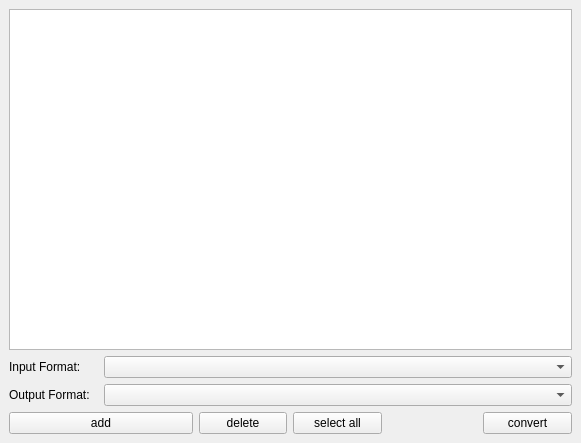
Qt form src/obconverterwidget.ui (KDE/kalzium) before a commit.
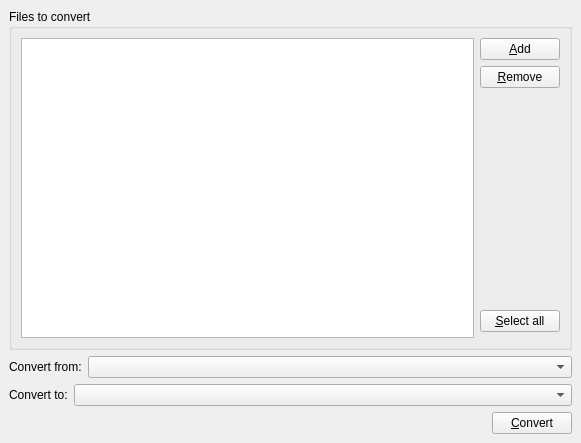
The same form after that commit. Custom widgets are drawn as their Qt base class.

Commit message: Make the UI _much_ nicer

The edit to the form file:
```diff
--- a/src/obconverterwidget.ui
+++ b/src/obconverterwidget.ui
@@ -19,64 +19,149 @@
    <property name="spacing" >
     <number>6</number>
    </property>
-   <item row="2" column="0" >
-    <widget class="QLabel" name="label_2" >
-     <property name="text" >
-      <string>Output Format:</string>
+   <item row="0" column="0" colspan="2" >
+    <widget class="QGroupBox" name="groupBox" >
+     <property name="title" >
+      <string>Files to convert</string>
      </property>
-     <property name="buddy" >
-      <cstring>InputTypeComboBox</cstring>
-     </property>
+     <layout class="QGridLayout" >
+      <property name="margin" >
+       <number>9</number>
+      </property>
+      <property name="spacing" >
+       <number>6</number>
+      </property>
+      <item row="3" column="1" >
+       <widget class="KPushButton" name="selectAllFileButton" >
+        <property name="text" >
+         <string>&amp;Select all</string>
+        </property>
+       </widget>
+      </item>
+      <item row="2" column="1" >
+       <spacer>
+        <property name="orientation" >
+         <enum>Qt::Vertical</enum>
+        </property>
+        <property name="sizeHint" >
+         <size>
+          <width>20</width>
+          <height>40</height>
+         </size>
+        </property>
+       </spacer>
+      </item>
+      <item row="1" column="1" >
+       <widget class="KPushButton" name="deleteFileButton" >
+        <property name="text" >
+         <string>&amp;Remove</string>
+        </property>
+       </widget>
+      </item>
+      <item row="0" column="1" >
+       <widget class="KPushButton" name="addFileButton" >
+        <property name="text" >
+         <string>&amp;Add</string>
+        </property>
+       </widget>
+      </item>
+      <item rowspan="5" row="0" column="0" >
+       <widget class="QListWidget" name="FileListView" >
+        <property name="whatsThis" >
+         <string>&lt;html>&lt;head>&lt;meta name="qrichtext" content="1" />&lt;style type="text/css">
+p, li { white-space: pre-wrap; }
+&lt;/style>&lt;/head>&lt;body style=" font-family:'Sans Serif'; font-size:10pt; font-weight:400; font-style:normal; text-decoration:none;">
+&lt;p style=" margin-top:0px; margin-bottom:0px; margin-left:0px; margin-right:0px; -qt-block-indent:0; text-indent:0px;">You see the files which will be converted here. Use the buttons to add and remove files from the the list.&lt;/p>&lt;/body>&lt;/html></string>
+        </property>
+        <property name="selectionMode" >
+         <enum>QAbstractItemView::MultiSelection</enum>
+        </property>
+       </widget>
+      </item>
+     </layout>
     </widget>
    </item>
-   <item row="1" column="0" >
-    <widget class="QLabel" name="label" >
-     <property name="text" >
-      <string>Input Format:</string>
+   <item row="3" column="0" >
+    <spacer>
+     <property name="orientation" >
+      <enum>Qt::Horizontal</enum>
      </property>
-     <property name="buddy" >
-      <cstring>InputTypeComboBox</cstring>
+     <property name="sizeHint" >
+      <size>
+       <width>40</width>
+       <height>20</height>
+      </size>
      </property>
-    </widget>
+    </spacer>
    </item>
-   <item row="2" column="1" colspan="5" >
-    <widget class="QComboBox" name="OutputTypeComboBox" />
+   <item row="1" column="0" colspan="2" >
+    <layout class="QHBoxLayout" >
+     <property name="margin" >
+      <number>0</number>
+     </property>
+     <property name="spacing" >
+      <number>6</number>
+     </property>
+     <item>
+      <widget class="QLabel" name="label" >
+       <property name="text" >
+        <string>Convert from:</string>
+       </property>
+       <property name="buddy" >
+        <cstring>InputTypeComboBox</cstring>
+       </property>
+      </widget>
+     </item>
+     <item>
+      <widget class="QComboBox" name="InputTypeComboBox" >
+       <property name="sizePolicy" >
+        <sizepolicy>
+         <hsizetype>3</hsizetype>
+         <vsizetype>0</vsizetype>
+         <horstretch>0</horstretch>
+         <verstretch>0</verstretch>
+        </sizepolicy>
+       </property>
+      </widget>
+     </item>
+    </layout>
    </item>
-   <item row="1" column="1" colspan="5" >
-    <widget class="QComboBox" name="InputTypeComboBox" />
+   <item row="2" column="0" colspan="2" >
+    <layout class="QHBoxLayout" >
+     <property name="margin" >
+      <number>0</number>
+     </property>
+     <property name="spacing" >
+      <number>6</number>
+     </property>
+     <item>
+      <widget class="QLabel" name="label_2" >
+       <property name="text" >
+        <string>Convert to:</string>
+       </property>
+       <property name="buddy" >
+        <cstring>InputTypeComboBox</cstring>
+       </property>
+      </widget>
+     </item>
+     <item>
+      <widget class="QComboBox" name="OutputTypeComboBox" >
+       <property name="sizePolicy" >
+        <sizepolicy>
+         <hsizetype>3</hsizetype>
+         <vsizetype>0</vsizetype>
+         <horstretch>0</horstretch>
+         <verstretch>0</verstretch>
+        </sizepolicy>
+       </property>
+      </widget>
+     </item>
+    </layout>
    </item>
-   <item row="3" column="5" >
+   <item row="3" column="1" >
     <widget class="KPushButton" name="convertFileButton" >
      <property name="text" >
-      <string>convert</string>
-     </property>
-    </widget>
-   </item>
-   <item row="3" column="3" >
-    <widget class="KPushButton" name="selectAllFileButton" >
-     <property name="text" >
-      <string>select all</string>
-     </property>
-    </widget>
-   </item>
-   <item row="3" column="2" >
-    <widget class="KPushButton" name="deleteFileButton" >
-     <property name="text" >
-      <string>delete</string>
-     </property>
-    </widget>
-   </item>
-   <item row="3" column="0" colspan="2" >
-    <widget class="KPushButton" name="addFileButton" >
-     <property name="text" >
-      <string>add</string>
-     </property>
-    </widget>
-   </item>
-   <item row="0" column="0" colspan="6" >
-    <widget class="QListWidget" name="FileListView" >
-     <property name="selectionMode" >
-      <enum>QAbstractItemView::MultiSelection</enum>
+      <string>&amp;Convert</string>
      </property>
     </widget>
    </item>
```
